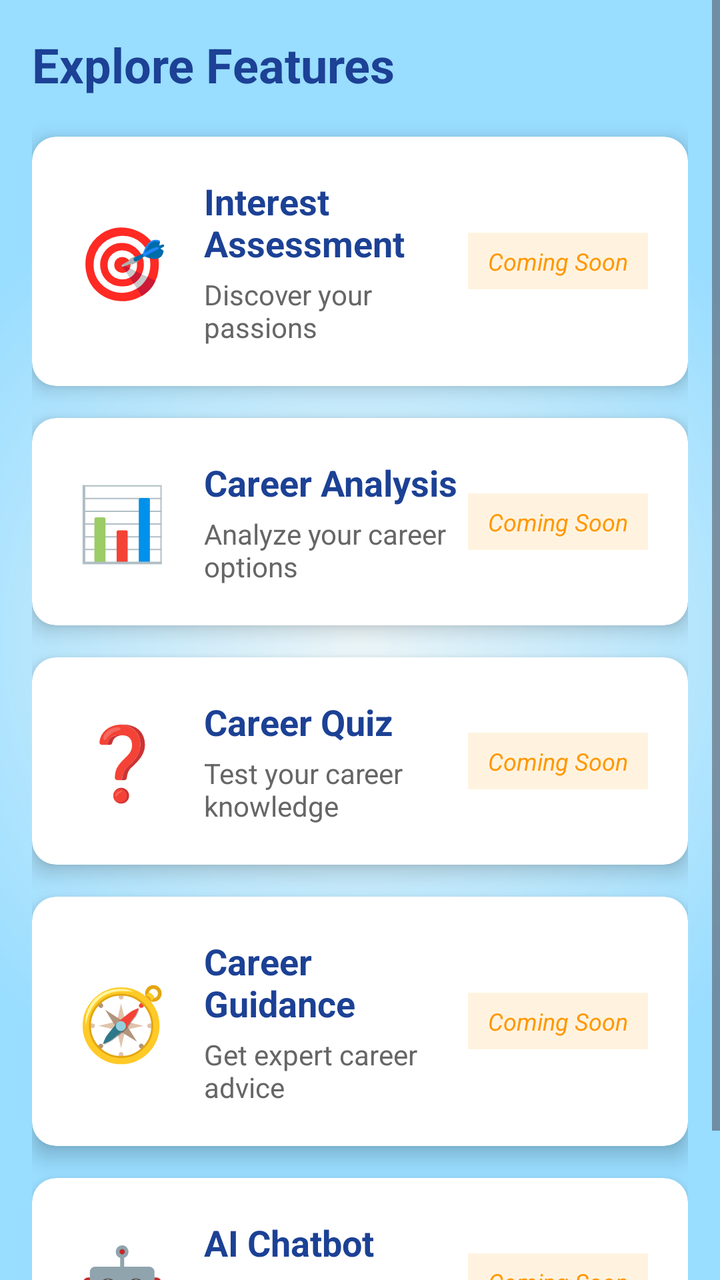
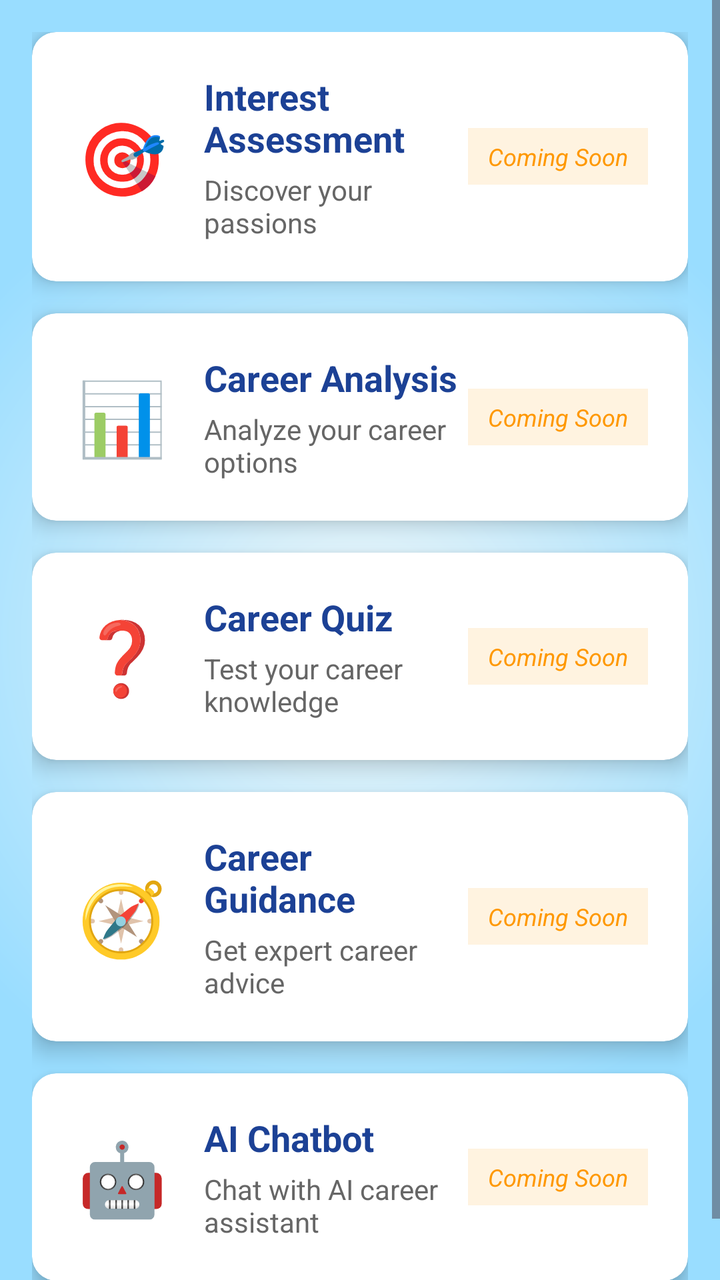

Before-and-after screenshots of an Android layout around one commit, followed by the original layout XML and the change that was made.
<!-- AndroidManifest.xml: application theme Theme.AspirePath -->
<!-- res/layout/fragment_home.xml -->
<?xml version="1.0" encoding="utf-8"?>
<ScrollView xmlns:android="http://schemas.android.com/apk/res/android"
    xmlns:app="http://schemas.android.com/apk/res-auto"
    xmlns:tools="http://schemas.android.com/tools"
    android:layout_width="match_parent"
    android:layout_height="match_parent"
    android:background="@drawable/gradient_bg"
    android:fillViewport="true"
    tools:context=".Home">

    <LinearLayout
        android:layout_width="match_parent"
        android:layout_height="wrap_content"
        android:orientation="vertical"
        android:padding="16dp">

        
        <TextView
            android:layout_width="wrap_content"
            android:layout_height="wrap_content"
            android:text="Explore Features"
            android:textSize="24sp"
            android:textStyle="bold"
            android:textColor="@color/blue"
            android:layout_marginBottom="20dp"/>

        
        <androidx.cardview.widget.CardView
            android:id="@+id/cardInterest"
            android:layout_width="match_parent"
            android:layout_height="wrap_content"
            android:layout_marginBottom="16dp"
            app:cardCornerRadius="12dp"
            app:cardElevation="6dp"
            android:clickable="true"
            android:focusable="true"
            android:foreground="?attr/selectableItemBackground">

            <LinearLayout
                android:layout_width="match_parent"
                android:layout_height="wrap_content"
                android:orientation="horizontal"
                android:padding="20dp"
                android:gravity="center_vertical">

                <TextView
                    android:layout_width="50dp"
                    android:layout_height="50dp"
                    android:text="🎯"
                    android:textSize="36sp"
                    android:gravity="center"/>

                <LinearLayout
                    android:layout_width="0dp"
                    android:layout_height="wrap_content"
                    android:layout_weight="1"
                    android:orientation="vertical"
                    android:layout_marginStart="16dp">

                    <TextView
                        android:layout_width="wrap_content"
                        android:layout_height="wrap_content"
                        android:text="Interest Assessment"
                        android:textSize="18sp"
                        android:textStyle="bold"
                        android:textColor="@color/blue"/>

                    <TextView
                        android:layout_width="wrap_content"
                        android:layout_height="wrap_content"
                        android:text="Discover your passions"
                        android:textSize="14sp"
                        android:textColor="#666666"
                        android:layout_marginTop="4dp"/>
                </LinearLayout>

                <TextView
                    android:layout_width="wrap_content"
                    android:layout_height="wrap_content"
                    android:text="Coming Soon"
                    android:textSize="12sp"
                    android:textStyle="italic"
                    android:textColor="#FF9800"
                    android:background="#FFF3E0"
                    android:padding="6dp"
                    android:paddingStart="10dp"
                    android:paddingEnd="10dp"/>
            </LinearLayout>
        </androidx.cardview.widget.CardView>

        
        <androidx.cardview.widget.CardView
            android:id="@+id/cardAnalysis"
            android:layout_width="match_parent"
            android:layout_height="wrap_content"
            android:layout_marginBottom="16dp"
            app:cardCornerRadius="12dp"
            app:cardElevation="6dp"
            android:clickable="true"
            android:focusable="true"
            android:foreground="?attr/selectableItemBackground">

            <LinearLayout
                android:layout_width="match_parent"
                android:layout_height="wrap_content"
                android:orientation="horizontal"
                android:padding="20dp"
                android:gravity="center_vertical">

                <TextView
                    android:layout_width="50dp"
                    android:layout_height="50dp"
                    android:text="📊"
                    android:textSize="36sp"
                    android:gravity="center"/>

                <LinearLayout
                    android:layout_width="0dp"
                    android:layout_height="wrap_content"
                    android:layout_weight="1"
                    android:orientation="vertical"
                    android:layout_marginStart="16dp">

                    <TextView
                        android:layout_width="wrap_content"
                        android:layout_height="wrap_content"
                        android:text="Career Analysis"
                        android:textSize="18sp"
                        android:textStyle="bold"
                        android:textColor="@color/blue"/>

                    <TextView
                        android:layout_width="wrap_content"
                        android:layout_height="wrap_content"
                        android:text="Analyze your career options"
                        android:textSize="14sp"
                        android:textColor="#666666"
                        android:layout_marginTop="4dp"/>
                </LinearLayout>

                <TextView
                    android:layout_width="wrap_content"
                    android:layout_height="wrap_content"
                    android:text="Coming Soon"
                    android:textSize="12sp"
                    android:textStyle="italic"
                    android:textColor="#FF9800"
                    android:background="#FFF3E0"
                    android:padding="6dp"
                    android:paddingStart="10dp"
                    android:paddingEnd="10dp"/>
            </LinearLayout>
        </androidx.cardview.widget.CardView>

        
        <androidx.cardview.widget.CardView
            android:id="@+id/cardQuiz"
            android:layout_width="match_parent"
            android:layout_height="wrap_content"
            android:layout_marginBottom="16dp"
            app:cardCornerRadius="12dp"
            app:cardElevation="6dp"
            android:clickable="true"
            android:focusable="true"
            android:foreground="?attr/selectableItemBackground">

            <LinearLayout
                android:layout_width="match_parent"
                android:layout_height="wrap_content"
                android:orientation="horizontal"
                android:padding="20dp"
                android:gravity="center_vertical">

                <TextView
                    android:layout_width="50dp"
                    android:layout_height="50dp"
                    android:text="❓"
                    android:textSize="36sp"
                    android:gravity="center"/>

                <LinearLayout
                    android:layout_width="0dp"
                    android:layout_height="wrap_content"
                    android:layout_weight="1"
                    android:orientation="vertical"
                    android:layout_marginStart="16dp">

                    <TextView
                        android:layout_width="wrap_content"
                        android:layout_height="wrap_content"
                        android:text="Career Quiz"
                        android:textSize="18sp"
                        android:textStyle="bold"
                        android:textColor="@color/blue"/>

                    <TextView
                        android:layout_width="wrap_content"
                        android:layout_height="wrap_content"
                        android:text="Test your career knowledge"
                        android:textSize="14sp"
                        android:textColor="#666666"
                        android:layout_marginTop="4dp"/>
                </LinearLayout>

                <TextView
                    android:layout_width="wrap_content"
                    android:layout_height="wrap_content"
                    android:text="Coming Soon"
                    android:textSize="12sp"
                    android:textStyle="italic"
                    android:textColor="#FF9800"
                    android:background="#FFF3E0"
                    android:padding="6dp"
                    android:paddingStart="10dp"
                    android:paddingEnd="10dp"/>
            </LinearLayout>
        </androidx.cardview.widget.CardView>

        
        <androidx.cardview.widget.CardView
            android:id="@+id/cardGuidance"
            android:layout_width="match_parent"
            android:layout_height="wrap_content"
            android:layout_marginBottom="16dp"
            app:cardCornerRadius="12dp"
            app:cardElevation="6dp"
            android:clickable="true"
            android:focusable="true"
            android:foreground="?attr/selectableItemBackground">

            <LinearLayout
                android:layout_width="match_parent"
                android:layout_height="wrap_content"
                android:orientation="horizontal"
                android:padding="20dp"
                android:gravity="center_vertical">

                <TextView
                    android:layout_width="50dp"
                    android:layout_height="50dp"
                    android:text="🧭"
                    android:textSize="36sp"
                    android:gravity="center"/>

                <LinearLayout
                    android:layout_width="0dp"
                    android:layout_height="wrap_content"
                    android:layout_weight="1"
                    android:orientation="vertical"
                    android:layout_marginStart="16dp">

                    <TextView
                        android:layout_width="wrap_content"
                        android:layout_height="wrap_content"
                        android:text="Career Guidance"
                        android:textSize="18sp"
                        android:textStyle="bold"
                        android:textColor="@color/blue"/>

                    <TextView
                        android:layout_width="wrap_content"
                        android:layout_height="wrap_content"
                        android:text="Get expert career advice"
                        android:textSize="14sp"
                        android:textColor="#666666"
                        android:layout_marginTop="4dp"/>
                </LinearLayout>

                <TextView
                    android:layout_width="wrap_content"
                    android:layout_height="wrap_content"
                    android:text="Coming Soon"
                    android:textSize="12sp"
                    android:textStyle="italic"
                    android:textColor="#FF9800"
                    android:background="#FFF3E0"
                    android:padding="6dp"
                    android:paddingStart="10dp"
                    android:paddingEnd="10dp"/>
            </LinearLayout>
        </androidx.cardview.widget.CardView>

        
        <androidx.cardview.widget.CardView
            android:id="@+id/cardChatbot"
            android:layout_width="match_parent"
            android:layout_height="wrap_content"
            android:layout_marginBottom="16dp"
            app:cardCornerRadius="12dp"
            app:cardElevation="6dp"
            android:clickable="true"
            android:focusable="true"
            android:foreground="?attr/selectableItemBackground">

            <LinearLayout
                android:layout_width="match_parent"
                android:layout_height="wrap_content"
                android:orientation="horizontal"
                android:padding="20dp"
                android:gravity="center_vertical">

                <TextView
                    android:layout_width="50dp"
                    android:layout_height="50dp"
                    android:text="🤖"
                    android:textSize="36sp"
                    android:gravity="center"/>

                <LinearLayout
                    android:layout_width="0dp"
                    android:layout_height="wrap_content"
                    android:layout_weight="1"
                    android:orientation="vertical"
                    android:layout_marginStart="16dp">

                    <TextView
                        android:layout_width="wrap_content"
                        android:layout_height="wrap_content"
                        android:text="AI Chatbot"
                        android:textSize="18sp"
                        android:textStyle="bold"
                        android:textColor="@color/blue"/>

                    <TextView
                        android:layout_width="wrap_content"
                        android:layout_height="wrap_content"
                        android:text="Chat with AI career assistant"
                        android:textSize="14sp"
                        android:textColor="#666666"
                        android:layout_marginTop="4dp"/>
                </LinearLayout>

                <TextView
                    android:layout_width="wrap_content"
                    android:layout_height="wrap_content"
                    android:text="Coming Soon"
                    android:textSize="12sp"
                    android:textStyle="italic"
                    android:textColor="#FF9800"
                    android:background="#FFF3E0"
                    android:padding="6dp"
                    android:paddingStart="10dp"
                    android:paddingEnd="10dp"/>
            </LinearLayout>
        </androidx.cardview.widget.CardView>

    </LinearLayout>

</ScrollView>
<!-- resources referenced by this layout -->
<resources>
  <color name="blue">#1C4195</color>
  <!-- drawable gradient_bg (drawable) -->
  <?xml version="1.0" encoding="utf-8"?>
  <shape xmlns:android="http://schemas.android.com/apk/res/android"
      android:shape="rectangle">
      <gradient
          android:startColor="#edf7fa"
          android:endColor="#99ddff"
          android:gradientRadius="70%p"
          android:type="radial"
          android:centerX="0.5"
          android:centerY="0.5"
          android:dither="true" />
  </shape>
  <style name="Theme.AspirePath" parent="Base.Theme.AspirePath" />
  <style name="Base.Theme.AspirePath" parent="Theme.Material3.DayNight.NoActionBar">
          
          <item name="colorPrimary">@color/blue</item>
          <item name="colorPrimaryVariant">#0073e6</item>
          <item name="colorOnPrimary">@color/white</item>
          <item name="android:statusBarColor">#0073e6</item>
          
      </style>
  <color name="white">#FFFFFFFF</color>
</resources>

<!-- the commit's change to res/layout/fragment_home.xml (unified diff, before → after) -->
@@ -15,14 +15,14 @@
         android:padding="16dp">
 
         
-        <TextView
-            android:layout_width="wrap_content"
-            android:layout_height="wrap_content"
-            android:text="Explore Features"
-            android:textSize="24sp"
-            android:textStyle="bold"
-            android:textColor="@color/blue"
-            android:layout_marginBottom="20dp"/>
+
+
+
+
+
+
+
+
 
         
         <androidx.cardview.widget.CardView
